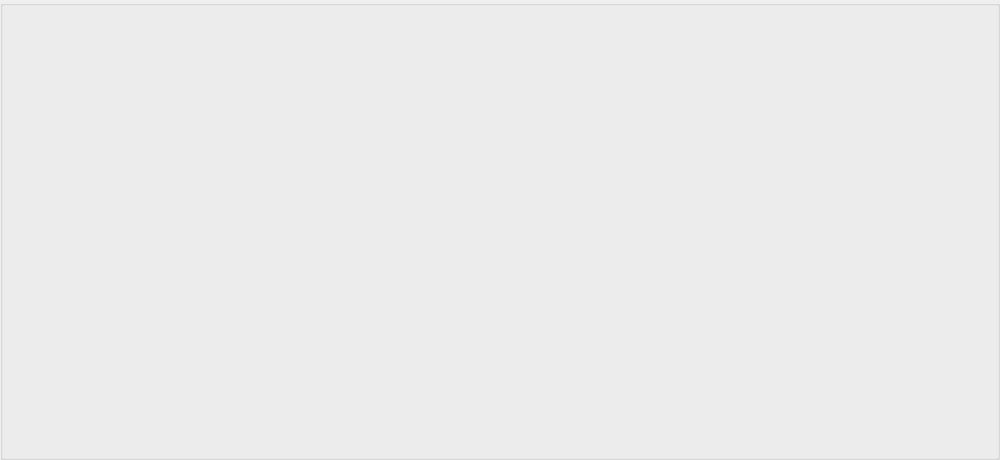
alexhebri/SwiftBoost, file revert_and_services.ui: the form before one commit.
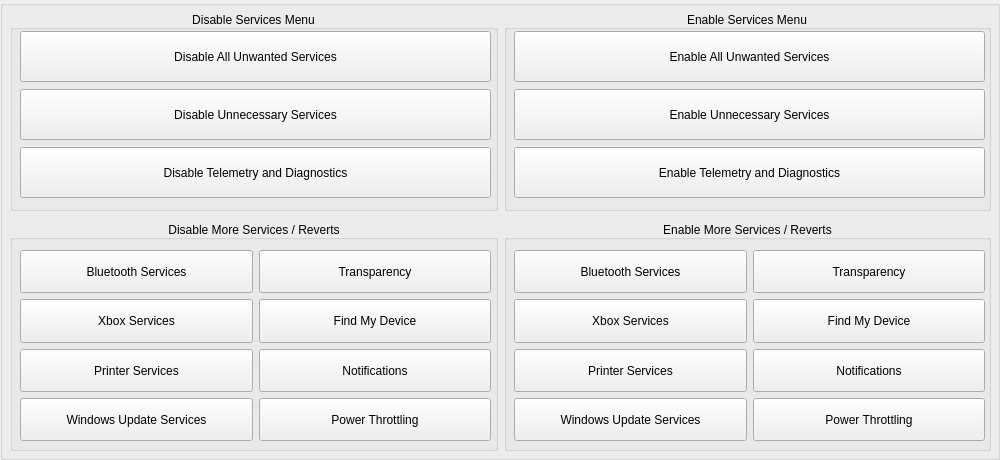
The form after the commit.

```diff
--- a/revert_and_services.ui
+++ b/revert_and_services.ui
@@ -31,6 +31,480 @@
   <property name="windowTitle">
    <string>GroupBox</string>
   </property>
+  <widget class="QWidget" name="horizontalLayoutWidget">
+   <property name="geometry">
+    <rect>
+     <x>10</x>
+     <y>10</y>
+     <width>981</width>
+     <height>201</height>
+    </rect>
+   </property>
+   <layout class="QHBoxLayout" name="horizontalLayout_5">
+    <item>
+     <widget class="QGroupBox" name="groupBox_6">
+      <property name="autoFillBackground">
+       <bool>false</bool>
+      </property>
+      <property name="title">
+       <string>Disable Services Menu</string>
+      </property>
+      <property name="alignment">
+       <set>Qt::AlignmentFlag::AlignBottom|Qt::AlignmentFlag::AlignHCenter</set>
+      </property>
+      <widget class="QWidget" name="verticalLayoutWidget">
+       <property name="geometry">
+        <rect>
+         <x>10</x>
+         <y>20</y>
+         <width>471</width>
+         <height>171</height>
+        </rect>
+       </property>
+       <layout class="QVBoxLayout" name="verticalLayout_5">
+        <item>
+         <widget class="QPushButton" name="disable_unwanted">
+          <property name="minimumSize">
+           <size>
+            <width>231</width>
+            <height>51</height>
+           </size>
+          </property>
+          <property name="text">
+           <string>Disable All Unwanted Services</string>
+          </property>
+          <property name="checkable">
+           <bool>false</bool>
+          </property>
+          <property name="autoRepeat">
+           <bool>false</bool>
+          </property>
+          <property name="autoExclusive">
+           <bool>false</bool>
+          </property>
+         </widget>
+        </item>
+        <item>
+         <widget class="QPushButton" name="disable_unnecessary">
+          <property name="minimumSize">
+           <size>
+            <width>231</width>
+            <height>51</height>
+           </size>
+          </property>
+          <property name="text">
+           <string>Disable Unnecessary Services</string>
+          </property>
+          <property name="checkable">
+           <bool>false</bool>
+          </property>
+          <property name="autoRepeat">
+           <bool>false</bool>
+          </property>
+          <property name="autoExclusive">
+           <bool>false</bool>
+          </property>
+         </widget>
+        </item>
+        <item>
+         <widget class="QPushButton" name="disable_telemetry">
+          <property name="minimumSize">
+           <size>
+            <width>231</width>
+            <height>51</height>
+           </size>
+          </property>
+          <property name="text">
+           <string>Disable Telemetry and Diagnostics</string>
+          </property>
+          <property name="checkable">
+           <bool>false</bool>
+          </property>
+          <property name="autoRepeat">
+           <bool>false</bool>
+          </property>
+          <property name="autoExclusive">
+           <bool>false</bool>
+          </property>
+         </widget>
+        </item>
+       </layout>
+      </widget>
+     </widget>
+    </item>
+    <item>
+     <widget class="QGroupBox" name="groupBox_3">
+      <property name="autoFillBackground">
+       <bool>false</bool>
+      </property>
+      <property name="title">
+       <string>Enable Services Menu</string>
+      </property>
+      <property name="alignment">
+       <set>Qt::AlignmentFlag::AlignBottom|Qt::AlignmentFlag::AlignHCenter</set>
+      </property>
+      <widget class="QWidget" name="verticalLayoutWidget_2">
+       <property name="geometry">
+        <rect>
+         <x>10</x>
+         <y>20</y>
+         <width>471</width>
+         <height>171</height>
+        </rect>
+       </property>
+       <layout class="QVBoxLayout" name="verticalLayout_6">
+        <item>
+         <widget class="QPushButton" name="enable_unwanted">
+          <property name="minimumSize">
+           <size>
+            <width>231</width>
+            <height>51</height>
+           </size>
+          </property>
+          <property name="text">
+           <string>Enable All Unwanted Services</string>
+          </property>
+          <property name="checkable">
+           <bool>false</bool>
+          </property>
+          <property name="autoRepeat">
+           <bool>false</bool>
+          </property>
+          <property name="autoExclusive">
+           <bool>false</bool>
+          </property>
+         </widget>
+        </item>
+        <item>
+         <widget class="QPushButton" name="enable_unnecessary">
+          <property name="minimumSize">
+           <size>
+            <width>231</width>
+            <height>51</height>
+           </size>
+          </property>
+          <property name="text">
+           <string>Enable Unnecessary Services</string>
+          </property>
+          <property name="checkable">
+           <bool>false</bool>
+          </property>
+          <property name="autoRepeat">
+           <bool>false</bool>
+          </property>
+          <property name="autoExclusive">
+           <bool>false</bool>
+          </property>
+         </widget>
+        </item>
+        <item>
+         <widget class="QPushButton" name="enable_telemetry">
+          <property name="minimumSize">
+           <size>
+            <width>231</width>
+            <height>51</height>
+           </size>
+          </property>
+          <property name="text">
+           <string>Enable Telemetry and Diagnostics</string>
+          </property>
+          <property name="checkable">
+           <bool>false</bool>
+          </property>
+          <property name="autoRepeat">
+           <bool>false</bool>
+          </property>
+          <property name="autoExclusive">
+           <bool>false</bool>
+          </property>
+         </widget>
+        </item>
+       </layout>
+      </widget>
+     </widget>
+    </item>
+   </layout>
+  </widget>
+  <widget class="QWidget" name="horizontalLayoutWidget_2">
+   <property name="geometry">
+    <rect>
+     <x>10</x>
+     <y>220</y>
+     <width>981</width>
+     <height>231</height>
+    </rect>
+   </property>
+   <layout class="QHBoxLayout" name="horizontalLayout_6">
+    <item>
+     <widget class="QGroupBox" name="groupBox_7">
+      <property name="title">
+       <string>Disable More Services / Reverts</string>
+      </property>
+      <property name="alignment">
+       <set>Qt::AlignmentFlag::AlignBottom|Qt::AlignmentFlag::AlignHCenter</set>
+      </property>
+      <widget class="QWidget" name="horizontalLayoutWidget_3">
+       <property name="geometry">
+        <rect>
+         <x>10</x>
+         <y>30</y>
+         <width>471</width>
+         <height>191</height>
+        </rect>
+       </property>
+       <layout class="QHBoxLayout" name="horizontalLayout_7">
+        <item>
+         <layout class="QVBoxLayout" name="verticalLayout_8">
+          <item>
+           <widget class="QPushButton" name="disable_bluetooth">
+            <property name="maximumSize">
+             <size>
+              <width>16777215</width>
+              <height>100</height>
+             </size>
+            </property>
+            <property name="text">
+             <string>Bluetooth Services</string>
+            </property>
+           </widget>
+          </item>
+          <item>
+           <widget class="QPushButton" name="disable_xbox">
+            <property name="maximumSize">
+             <size>
+              <width>16777215</width>
+              <height>100</height>
+             </size>
+            </property>
+            <property name="text">
+             <string>Xbox Services</string>
+            </property>
+           </widget>
+          </item>
+          <item>
+           <widget class="QPushButton" name="disable_printer">
+            <property name="maximumSize">
+             <size>
+              <width>16777215</width>
+              <height>100</height>
+             </size>
+            </property>
+            <property name="text">
+             <string>Printer Services</string>
+            </property>
+           </widget>
+          </item>
+          <item>
+           <widget class="QPushButton" name="disable_updates">
+            <property name="maximumSize">
+             <size>
+              <width>16777215</width>
+              <height>100</height>
+             </size>
+            </property>
+            <property name="text">
+             <string>Windows Update Services</string>
+            </property>
+           </widget>
+          </item>
+         </layout>
+        </item>
+        <item>
+         <layout class="QVBoxLayout" name="verticalLayout_7">
+          <item>
+           <widget class="QPushButton" name="disable_transparency">
+            <property name="maximumSize">
+             <size>
+              <width>16777215</width>
+              <height>100</height>
+             </size>
+            </property>
+            <property name="text">
+             <string>Transparency</string>
+            </property>
+           </widget>
+          </item>
+          <item>
+           <widget class="QPushButton" name="disable_findmydevice">
+            <property name="maximumSize">
+             <size>
+              <width>16777215</width>
+              <height>100</height>
+             </size>
+            </property>
+            <property name="text">
+             <string>Find My Device</string>
+            </property>
+           </widget>
+          </item>
+          <item>
+           <widget class="QPushButton" name="disable_notifications">
+            <property name="maximumSize">
+             <size>
+              <width>16777215</width>
+              <height>100</height>
+             </size>
+            </property>
+            <property name="text">
+             <string>Notifications</string>
+            </property>
+           </widget>
+          </item>
+          <item>
+           <widget class="QPushButton" name="disable_power_throttling">
+            <property name="maximumSize">
+             <size>
+              <width>16777215</width>
+              <height>100</height>
+             </size>
+            </property>
+            <property name="text">
+             <string>Power Throttling</string>
+            </property>
+           </widget>
+          </item>
+         </layout>
+        </item>
+       </layout>
+      </widget>
+     </widget>
+    </item>
+    <item>
+     <widget class="QGroupBox" name="groupBox_8">
+      <property name="title">
+       <string>Enable More Services / Reverts</string>
+      </property>
+      <property name="alignment">
+       <set>Qt::AlignmentFlag::AlignBottom|Qt::AlignmentFlag::AlignHCenter</set>
+      </property>
+      <widget class="QWidget" name="horizontalLayoutWidget_4">
+       <property name="geometry">
+        <rect>
+         <x>10</x>
+         <y>30</y>
+         <width>471</width>
+         <height>191</height>
+        </rect>
+       </property>
+       <layout class="QHBoxLayout" name="horizontalLayout_8">
+        <item>
+         <layout class="QVBoxLayout" name="verticalLayout_9">
+          <item>
+           <widget class="QPushButton" name="enable_bluetooth">
+            <property name="maximumSize">
+             <size>
+              <width>16777215</width>
+              <height>100</height>
+             </size>
+            </property>
+            <property name="text">
+             <string>Bluetooth Services</string>
+            </property>
+           </widget>
+          </item>
+          <item>
+           <widget class="QPushButton" name="enable_xbox">
+            <property name="maximumSize">
+             <size>
+              <width>16777215</width>
+              <height>100</height>
+             </size>
+            </property>
+            <property name="text">
+             <string>Xbox Services</string>
+            </property>
+           </widget>
+          </item>
+          <item>
+           <widget class="QPushButton" name="enable_printer">
+            <property name="maximumSize">
+             <size>
+              <width>16777215</width>
+              <height>100</height>
+             </size>
+            </property>
+            <property name="text">
+             <string>Printer Services</string>
+            </property>
+           </widget>
+          </item>
+          <item>
+           <widget class="QPushButton" name="enable_updates">
+            <property name="maximumSize">
+             <size>
+              <width>16777215</width>
+              <height>100</height>
+             </size>
+            </property>
+            <property name="text">
+             <string>Windows Update Services</string>
+            </property>
+           </widget>
+          </item>
+         </layout>
+        </item>
+        <item>
+         <layout class="QVBoxLayout" name="verticalLayout_10">
+          <item>
+           <widget class="QPushButton" name="enable_transparency">
+            <property name="maximumSize">
+             <size>
+              <width>16777215</width>
+              <height>100</height>
+             </size>
+            </property>
+            <property name="text">
+             <string>Transparency</string>
+            </property>
+           </widget>
+          </item>
+          <item>
+           <widget class="QPushButton" name="enable_findmydevice">
+            <property name="maximumSize">
+             <size>
+              <width>16777215</width>
+              <height>100</height>
+             </size>
+            </property>
+            <property name="text">
+             <string>Find My Device</string>
+            </property>
+           </widget>
+          </item>
+          <item>
+           <widget class="QPushButton" name="enable_notifications">
+            <property name="maximumSize">
+             <size>
+              <width>16777215</width>
+              <height>100</height>
+             </size>
+            </property>
+            <property name="text">
+             <string>Notifications</string>
+            </property>
+           </widget>
+          </item>
+          <item>
+           <widget class="QPushButton" name="enable_power_throttling">
+            <property name="maximumSize">
+             <size>
+              <width>16777215</width>
+              <height>100</height>
+             </size>
+            </property>
+            <property name="text">
+             <string>Power Throttling</string>
+            </property>
+           </widget>
+          </item>
+         </layout>
+        </item>
+       </layout>
+      </widget>
+     </widget>
+    </item>
+   </layout>
+  </widget>
  </widget>
  <resources/>
  <connections/>
```
